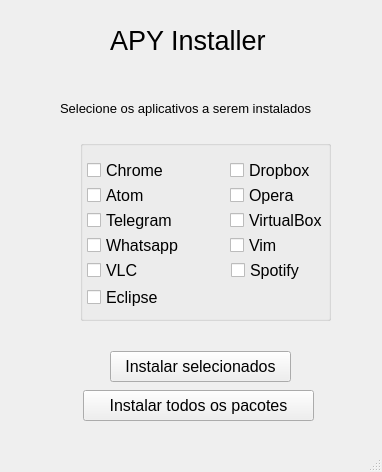
Old version of the form apy-installer/interface/menu.ui in the repository M3nin0/apy-installer.
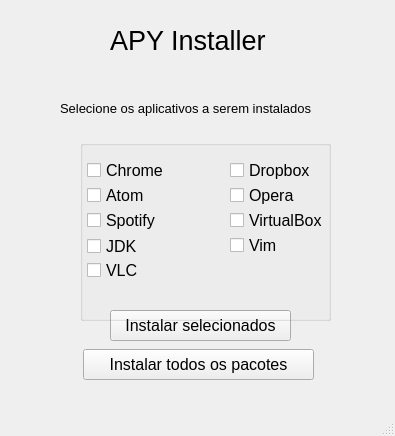
New version of the form.

What changed in the file:
```diff
--- a/apy-installer/interface/menu.ui
+++ b/apy-installer/interface/menu.ui
@@ -6,8 +6,8 @@
    <rect>
     <x>0</x>
     <y>0</y>
-    <width>382</width>
-    <height>472</height>
+    <width>395</width>
+    <height>436</height>
    </rect>
   </property>
   <property name="minimumSize">
@@ -66,7 +66,7 @@
     <property name="geometry">
      <rect>
       <x>110</x>
-      <y>351</y>
+      <y>310</y>
       <width>181</width>
       <height>31</height>
      </rect>
@@ -84,7 +84,7 @@
     <property name="geometry">
      <rect>
       <x>83</x>
-      <y>390</y>
+      <y>349</y>
       <width>231</width>
       <height>31</height>
      </rect>
@@ -185,29 +185,11 @@
       <string>Vim</string>
      </property>
     </widget>
-    <widget class="QCheckBox" name="check_telegram">
-     <property name="geometry">
-      <rect>
-       <x>7</x>
-       <y>70</y>
-       <width>101</width>
-       <height>21</height>
-      </rect>
-     </property>
-     <property name="font">
-      <font>
-       <pointsize>12</pointsize>
-      </font>
-     </property>
-     <property name="text">
-      <string>Telegram</string>
-     </property>
-    </widget>
     <widget class="QCheckBox" name="check_spotify">
      <property name="geometry">
       <rect>
-       <x>151</x>
-       <y>120</y>
+       <x>7</x>
+       <y>70</y>
        <width>80</width>
        <height>20</height>
       </rect>
@@ -225,7 +207,7 @@
      <property name="geometry">
       <rect>
        <x>7</x>
-       <y>147</y>
+       <y>96</y>
        <width>101</width>
        <height>20</height>
       </rect>
@@ -236,7 +218,7 @@
       </font>
      </property>
      <property name="text">
-      <string>Eclipse</string>
+      <string>JDK</string>
      </property>
     </widget>
     <widget class="QCheckBox" name="check_virtualbox">
@@ -275,24 +257,6 @@
       <string>Dropbox</string>
      </property>
     </widget>
-    <widget class="QCheckBox" name="check_whatsapp">
-     <property name="geometry">
-      <rect>
-       <x>7</x>
-       <y>95</y>
-       <width>111</width>
-       <height>21</height>
-      </rect>
-     </property>
-     <property name="font">
-      <font>
-       <pointsize>12</pointsize>
-      </font>
-     </property>
-     <property name="text">
-      <string>Whatsapp</string>
-     </property>
-    </widget>
     <widget class="QCheckBox" name="check_vlc">
      <property name="geometry">
       <rect>
```
Left out of the diff: 16 changed lines with no effect on the pictures.
